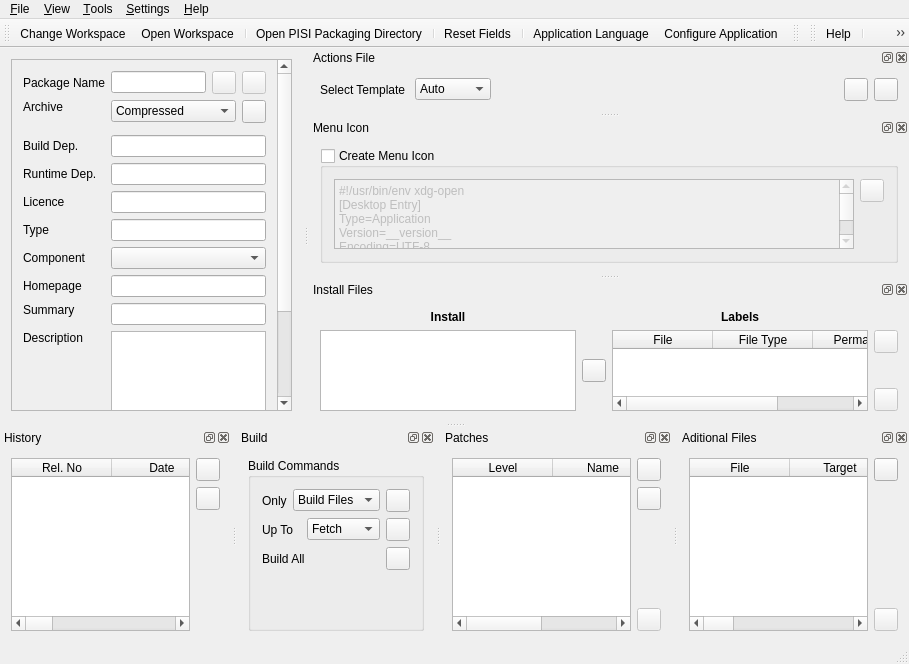
Above: ui/mainwindow.ui from huseyinkozan/PiSiDo before the change. Below: the same form after it.
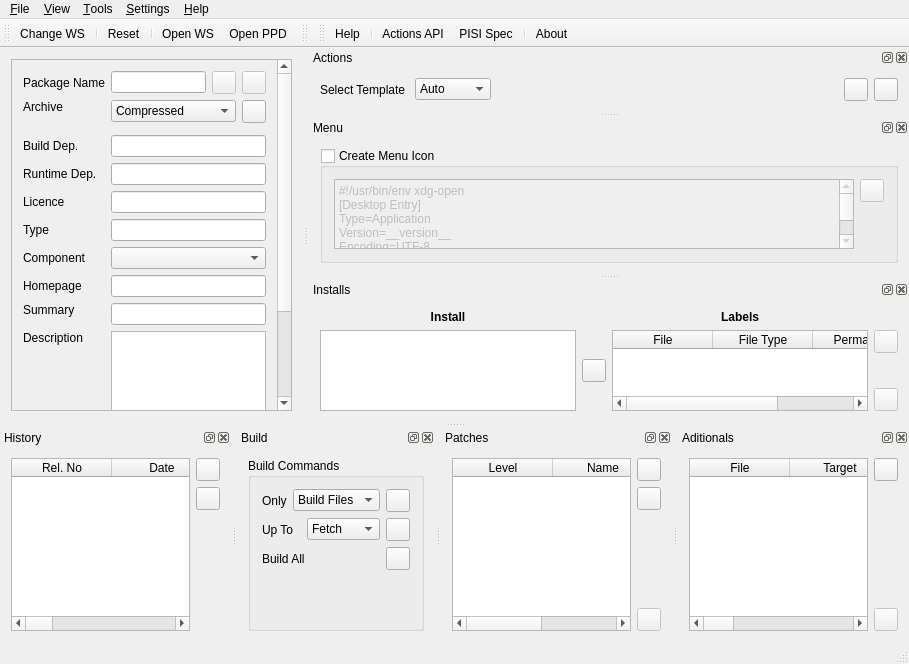
That is the form after the change. Icons and pictures are not drawn.

Commit message: Change toolbar views.

What changed in the file:
```diff
--- a/ui/mainwindow.ui
+++ b/ui/mainwindow.ui
@@ -510,7 +510,7 @@
     <string>Actions File Window</string>
    </property>
    <property name="windowTitle">
-    <string>Actions File</string>
+    <string>Actions</string>
    </property>
    <attribute name="dockWidgetArea">
     <number>2</number>
@@ -631,7 +631,7 @@
     <string>Menu Icon Window</string>
    </property>
    <property name="windowTitle">
-    <string>Menu Icon</string>
+    <string>Menu</string>
    </property>
    <attribute name="dockWidgetArea">
     <number>2</number>
@@ -913,7 +913,7 @@
     <string>Install Files Window</string>
    </property>
    <property name="windowTitle">
-    <string>Install Files</string>
+    <string>Installs</string>
    </property>
    <attribute name="dockWidgetArea">
     <number>2</number>
@@ -1217,7 +1217,7 @@
     <string>Aditional Files Window</string>
    </property>
    <property name="windowTitle">
-    <string>Aditional Files</string>
+    <string>Aditionals</string>
    </property>
    <attribute name="dockWidgetArea">
     <number>8</number>
@@ -1341,6 +1341,9 @@
    <property name="windowTitle">
     <string>Operations Toolbar</string>
    </property>
+   <property name="toolButtonStyle">
+    <enum>Qt::ToolButtonTextUnderIcon</enum>
+   </property>
    <attribute name="toolBarArea">
     <enum>TopToolBarArea</enum>
    </attribute>
@@ -1348,19 +1351,19 @@
     <bool>false</bool>
    </attribute>
    <addaction name="action_Change_Workspace"/>
+   <addaction name="separator"/>
+   <addaction name="action_Reset_Fields"/>
+   <addaction name="separator"/>
    <addaction name="action_Open_Workspace"/>
-   <addaction name="separator"/>
    <addaction name="action_Open_PISI_Packaging_Dir"/>
-   <addaction name="separator"/>
-   <addaction name="action_Reset_Fields"/>
-   <addaction name="separator"/>
-   <addaction name="action_Application_Language"/>
-   <addaction name="action_Configure_Application"/>
   </widget>
   <widget class="QToolBar" name="tBar_view">
    <property name="windowTitle">
     <string>View Toolbar</string>
    </property>
+   <property name="toolButtonStyle">
+    <enum>Qt::ToolButtonTextUnderIcon</enum>
+   </property>
    <attribute name="toolBarArea">
     <enum>TopToolBarArea</enum>
    </attribute>
@@ -1372,6 +1375,9 @@
    <property name="windowTitle">
     <string>Help Toolbar</string>
    </property>
+   <property name="toolButtonStyle">
+    <enum>Qt::ToolButtonTextUnderIcon</enum>
+   </property>
    <attribute name="toolBarArea">
     <enum>TopToolBarArea</enum>
    </attribute>
@@ -1406,7 +1412,7 @@
      <normaloff>:/images/configure.png</normaloff>:/images/configure.png</iconset>
    </property>
    <property name="text">
-    <string>&amp;Configure Application...</string>
+    <string>&amp;Configure...</string>
    </property>
    <property name="statusTip">
     <string>Configure Application</string>
@@ -1418,7 +1424,7 @@
      <normaloff>:/images/about.png</normaloff>:/images/about.png</iconset>
    </property>
    <property name="text">
-    <string>&amp;About...</string>
+    <string>A&amp;bout...</string>
    </property>
    <property name="statusTip">
     <string>About</string>
@@ -1457,7 +1463,7 @@
      <normaloff>:/images/bookmarks.png</normaloff>:/images/bookmarks.png</iconset>
    </property>
    <property name="text">
-    <string>Actions API</string>
+    <string>&amp;Actions API</string>
    </property>
    <property name="toolTip">
     <string>Opens Actions API web page</string>
@@ -1472,7 +1478,7 @@
      <normaloff>:/images/bookmarks.png</normaloff>:/images/bookmarks.png</iconset>
    </property>
    <property name="text">
-    <string>PISI Spec</string>
+    <string>&amp;PISI Spec</string>
    </property>
    <property name="toolTip">
     <string>Opens PISI Spec web page</string>
@@ -1487,7 +1493,7 @@
      <normaloff>:/images/language.png</normaloff>:/images/language.png</iconset>
    </property>
    <property name="text">
-    <string>Application &amp;Language...</string>
+    <string>&amp;Language...</string>
    </property>
    <property name="toolTip">
     <string>Change Application Language</string>
@@ -1502,7 +1508,10 @@
      <normaloff>:/images/change-workspace.png</normaloff>:/images/change-workspace.png</iconset>
    </property>
    <property name="text">
-    <string>&amp;Change Workspace</string>
+    <string>Change &amp;WS</string>
+   </property>
+   <property name="toolTip">
+    <string>Change Workspace</string>
    </property>
    <property name="statusTip">
     <string>Change Workspace</string>
@@ -1514,7 +1523,10 @@
      <normaloff>:/images/open-dir.png</normaloff>:/images/open-dir.png</iconset>
    </property>
    <property name="text">
-    <string>&amp;Open Workspace</string>
+    <string>&amp;Open WS</string>
+   </property>
+   <property name="toolTip">
+    <string>Open Workspace</string>
    </property>
    <property name="statusTip">
     <string>Open Workspace</string>
@@ -1526,7 +1538,10 @@
      <normaloff>:/images/reset.png</normaloff>:/images/reset.png</iconset>
    </property>
    <property name="text">
-    <string>&amp;Reset Fields</string>
+    <string>&amp;Reset</string>
+   </property>
+   <property name="toolTip">
+    <string>Reset Fields</string>
    </property>
    <property name="statusTip">
     <string>Reset Fields</string>
@@ -1538,7 +1553,10 @@
      <normaloff>:/images/open-dir.png</normaloff>:/images/open-dir.png</iconset>
    </property>
    <property name="text">
-    <string>Open PISI Packaging Directory</string>
+    <string>Open PP&amp;D</string>
+   </property>
+   <property name="toolTip">
+    <string>Open Pisi Packaging Directory</string>
    </property>
    <property name="statusTip">
     <string>Open PISI Packaging Directory</string>
```
Left out of the diff: 26 changed lines with no effect on the pictures. The commit also changes 4 other files.
